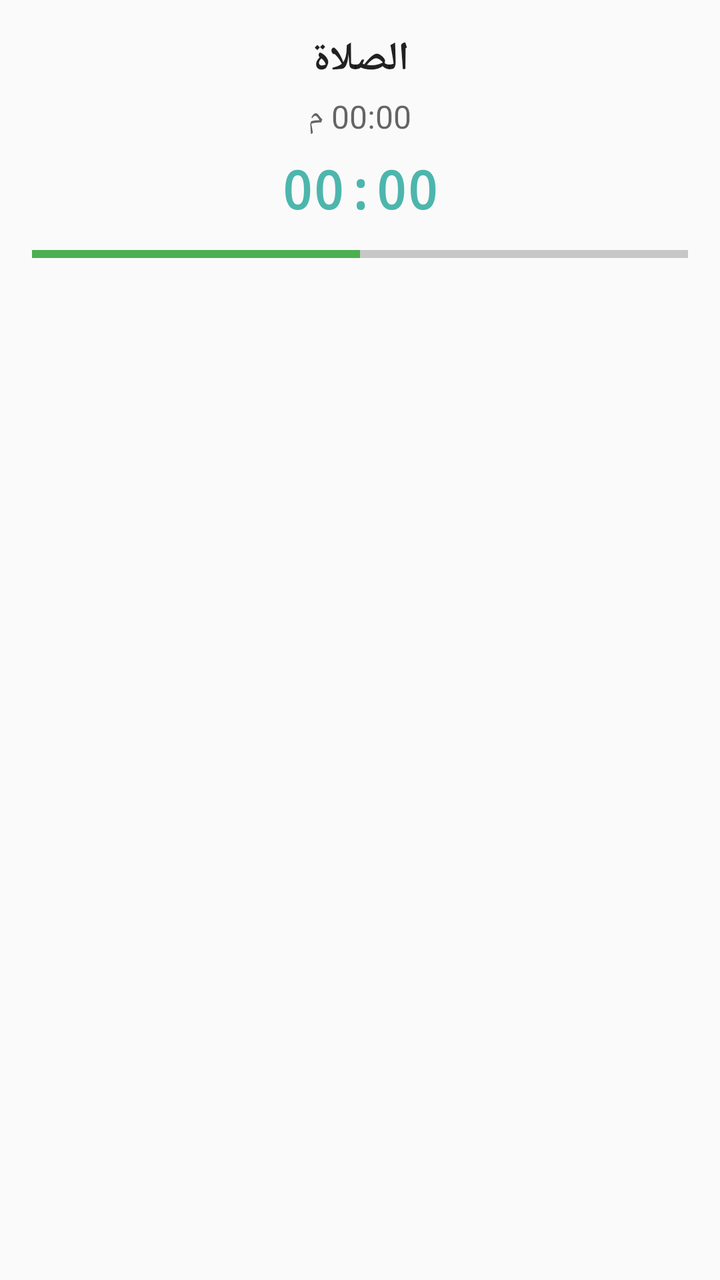
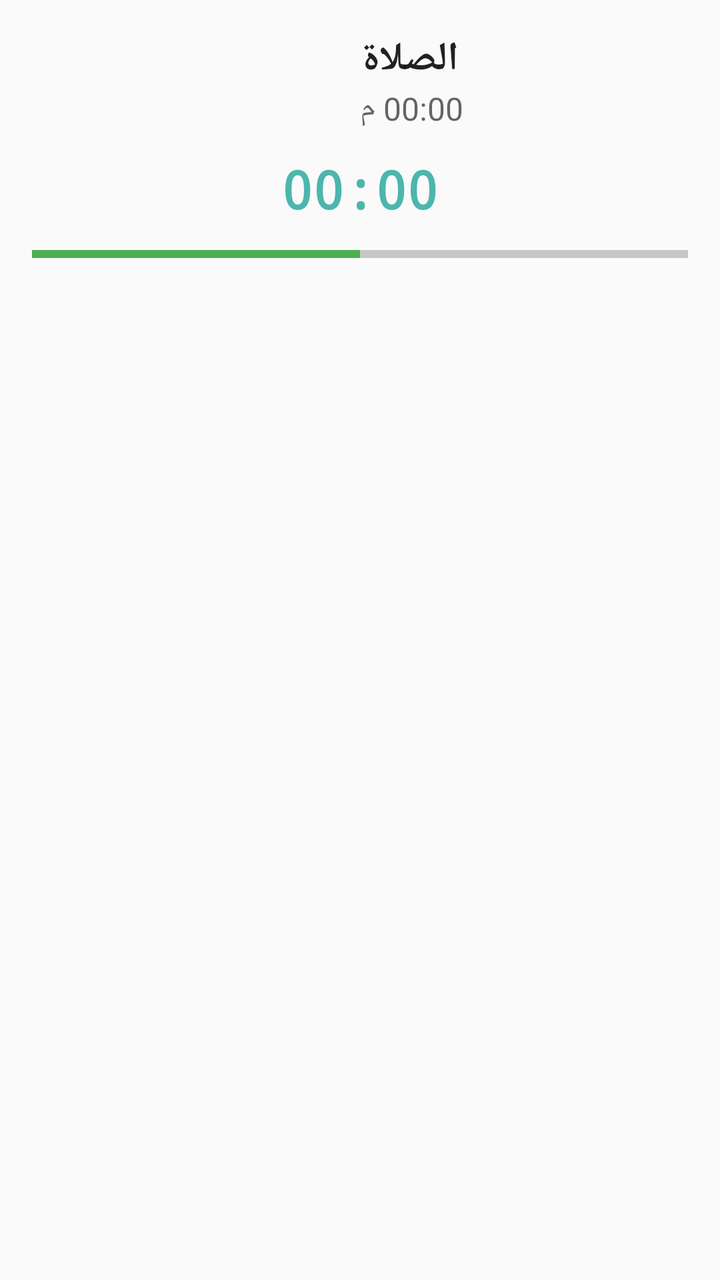

Screens rendered from an Android XML layout before and after an edit, with the pre-edit source and the edit as a unified diff.
<!-- AndroidManifest.xml: application theme AppTheme -->
<!-- res/layout/notif_persistent.xml -->
<?xml version="1.0" encoding="utf-8"?>
<LinearLayout xmlns:android="http://schemas.android.com/apk/res/android"
    android:layout_width="match_parent"
    android:layout_height="wrap_content"
    android:orientation="vertical"
    android:padding="16dp"
    android:gravity="center_horizontal">

    <TextView
        android:id="@+id/notif_prayer_name"
        android:layout_width="wrap_content"
        android:layout_height="wrap_content"
        android:text="الصلاة"
        android:textColor="?android:attr/textColorPrimary"
        android:textSize="20sp"
        android:textStyle="bold" />

    <TextView
        android:id="@+id/notif_prayer_time"
        android:layout_width="wrap_content"
        android:layout_height="wrap_content"
        android:text="00:00 م"
        android:textColor="?android:attr/textColorSecondary"
        android:textSize="16sp"
        android:layout_marginTop="4dp" />

    <Chronometer
        android:id="@+id/notif_chronometer"
        android:layout_width="wrap_content"
        android:layout_height="wrap_content"
        android:textColor="#4DB6AC"
        android:textSize="26sp"
        android:fontFamily="monospace"
        android:textStyle="bold"
        android:layout_marginTop="8dp" />

    
    <ProgressBar
        android:id="@+id/notif_progress_bar"
        style="?android:attr/progressBarStyleHorizontal"
        android:layout_width="match_parent"
        android:layout_height="6dp"
        android:layout_marginTop="12dp"
        android:progressTint="#4CAF50"
        android:progressBackgroundTint="#333333"
        android:max="100"
        android:progress="50" />

</LinearLayout>
<!-- resources referenced by this layout -->
<resources>
  <style name="AppTheme" parent="Theme.AppCompat.Light.DarkActionBar">
          
          <item name="colorPrimary">@color/colorPrimary</item>
          <item name="colorPrimaryDark">@color/colorPrimaryDark</item>
          <item name="colorAccent">@color/colorAccent</item>
      </style>
  <color name="colorPrimary">#02634D</color>
  <color name="colorPrimaryDark">#014A39</color>
  <color name="colorAccent">#D4A84B</color>
</resources>

<!-- the commit's change to res/layout/notif_persistent.xml (unified diff, before → after) -->
@@ -6,24 +6,47 @@
     android:padding="16dp"
     android:gravity="center_horizontal">
 
-    <TextView
-        android:id="@+id/notif_prayer_name"
+    
+    <LinearLayout
         android:layout_width="wrap_content"
         android:layout_height="wrap_content"
-        android:text="الصلاة"
-        android:textColor="?android:attr/textColorPrimary"
-        android:textSize="20sp"
-        android:textStyle="bold" />
+        android:orientation="horizontal"
+        android:gravity="center_vertical"
+        android:layout_marginBottom="8dp">
 
-    <TextView
-        android:id="@+id/notif_prayer_time"
-        android:layout_width="wrap_content"
-        android:layout_height="wrap_content"
-        android:text="00:00 م"
-        android:textColor="?android:attr/textColorSecondary"
-        android:textSize="16sp"
-        android:layout_marginTop="4dp" />
+        
+        <ImageView
+            android:id="@+id/notif_logo"
+            android:layout_width="40dp"
+            android:layout_height="40dp"
+            android:layout_marginEnd="12dp"
+            android:contentDescription="شعار التطبيق" />
 
+        <LinearLayout
+            android:layout_width="wrap_content"
+            android:layout_height="wrap_content"
+            android:orientation="vertical">
+
+            <TextView
+                android:id="@+id/notif_prayer_name"
+                android:layout_width="wrap_content"
+                android:layout_height="wrap_content"
+                android:text="الصلاة"
+                android:textColor="?android:attr/textColorPrimary"
+                android:textSize="20sp"
+                android:textStyle="bold" />
+
+            <TextView
+                android:id="@+id/notif_prayer_time"
+                android:layout_width="wrap_content"
+                android:layout_height="wrap_content"
+                android:text="00:00 م"
+                android:textColor="?android:attr/textColorSecondary"
+                android:textSize="16sp" />
+        </LinearLayout>
+    </LinearLayout>
+
+    
     <Chronometer
         android:id="@+id/notif_chronometer"
         android:layout_width="wrap_content"
@@ -32,7 +55,7 @@
         android:textSize="26sp"
         android:fontFamily="monospace"
         android:textStyle="bold"
-        android:layout_marginTop="8dp" />
+        android:layout_marginTop="4dp" />
 
     
     <ProgressBar
